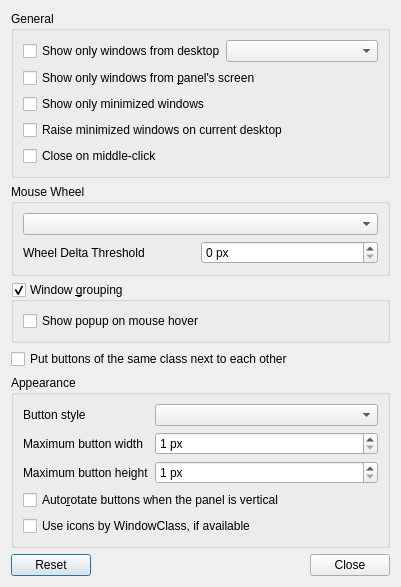
deepin-community/lxqt-panel, file plugin-taskbar/lxqttaskbarconfiguration.ui: the form before one commit.
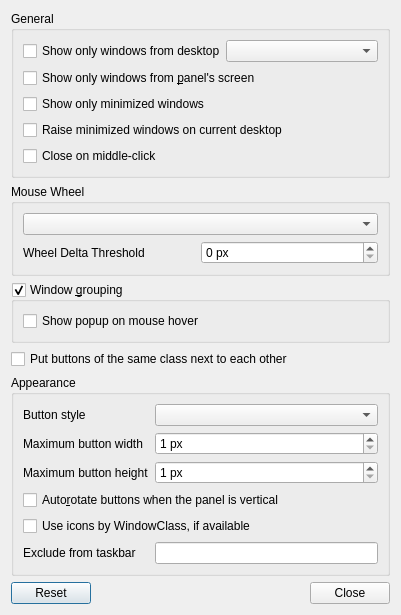
The form after the commit.

```diff
--- a/plugin-taskbar/lxqttaskbarconfiguration.ui
+++ b/plugin-taskbar/lxqttaskbarconfiguration.ui
@@ -248,6 +248,23 @@
         </property>
        </widget>
       </item>
+      <item row="5" column="0">
+       <widget class="QLabel" name="excludeL">
+        <property name="toolTip">
+         <string>Comma separated list of window classes</string>
+        </property>
+        <property name="text">
+         <string>Exclude from taskbar</string>
+        </property>
+       </widget>
+      </item>
+      <item row="5" column="1">
+       <widget class="QLineEdit" name="excludeLE">
+        <property name="toolTip">
+         <string>Comma separated list of window classes</string>
+        </property>
+       </widget>
+      </item>
      </layout>
     </widget>
    </item>
```
Left out of the diff: 2 changed lines with no effect on the pictures. Lines whose indentation alone changed are shown as unchanged.
